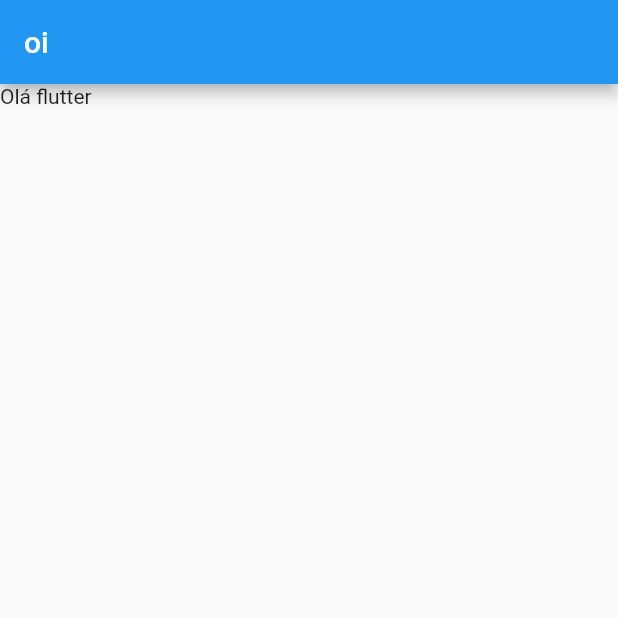
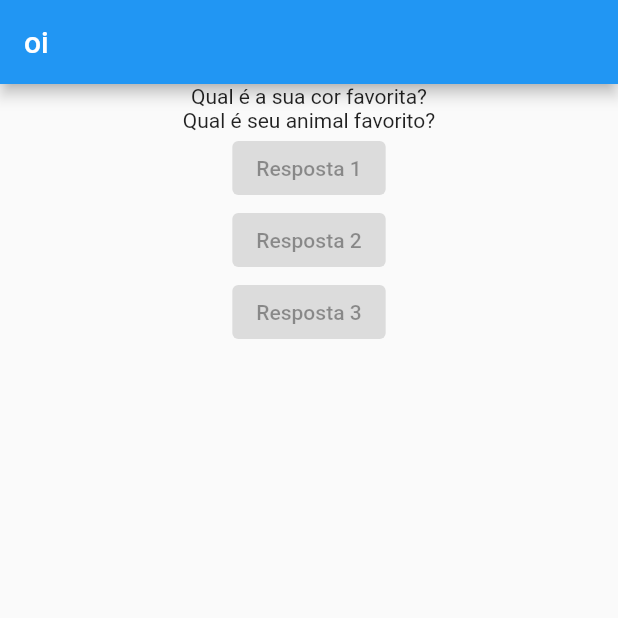
Before and after one commit to DevGabrielPires/Projeto_perguntas, a Flutter app: the screen it shows after launch, on a phone screen of 412 x 824 dp, the top half of it. Run offline on Flutter 3.47's test engine with Material 2 defaults, Android fonts, the phone set to English and light mode, and no system bars.

Commit message:
:sparkles: New: Finishing class about Column

```diff
--- a/lib/main.dart
+++ b/lib/main.dart
@@ -9,13 +9,35 @@ class PerguntaApp extends StatelessWidget {
 
   @override
   Widget build(BuildContext context) {
+    final perguntas = [
+      'Qual é a sua cor favorita?',
+      'Qual é seu animal favorito?'
+    ];
     return MaterialApp(
       home: Scaffold(
-        appBar: AppBar(
-          title: const Text('oi'),
-        ),
-        body: const Text('Olá flutter'),
-      ),
+          appBar: AppBar(
+            title: const Text('oi'),
+          ),
+          body: Center(
+            child: Column(
+              children: [
+                Text(perguntas[0]),
+                Text(perguntas[1]),
+                const ElevatedButton(
+                  onPressed: null,
+                  child: Text('Resposta 1'),
+                ),
+                const ElevatedButton(
+                  onPressed: null,
+                  child: Text('Resposta 2'),
+                ),
+                const ElevatedButton(
+                  onPressed: null,
+                  child: Text('Resposta 3'),
+                )
+              ],
+            ),
+          )),
     );
   }
 }
```
